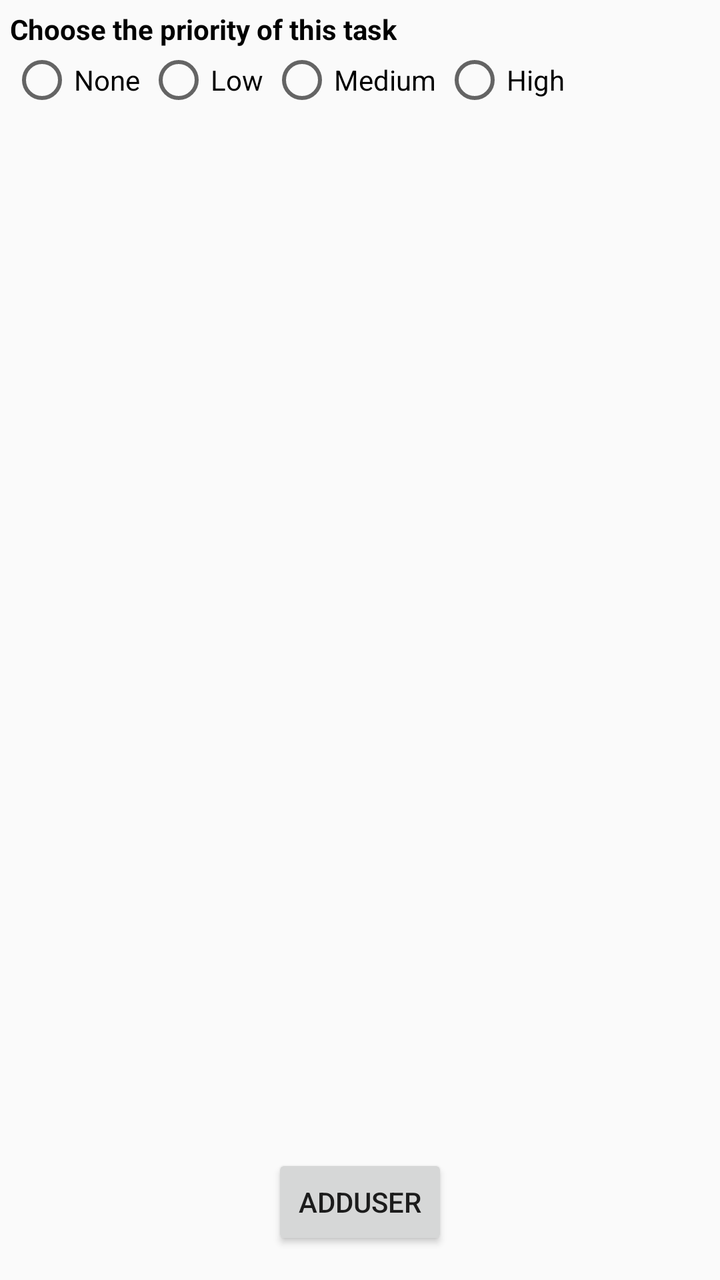
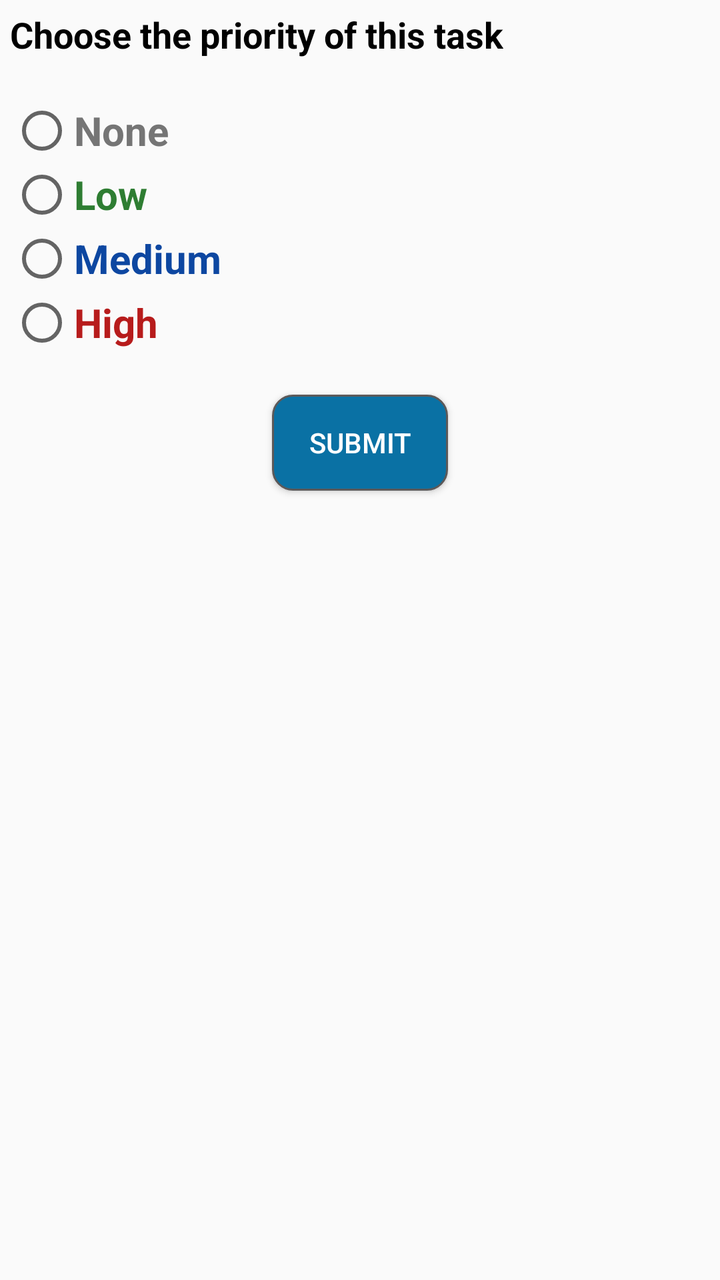

Compare the two renders of this Android layout. The source of the first and the diff that turns it into the second are given below.
<!-- AndroidManifest.xml: application theme AppTheme -->
<!-- res/layout/task_fragment3.xml -->
<?xml version="1.0" encoding="utf-8"?>
<LinearLayout xmlns:android="http://schemas.android.com/apk/res/android"
    android:layout_width="match_parent"
    android:layout_height="match_parent"
    android:orientation="vertical"
    android:padding="5sp">

    <TextView
        android:id="@+id/textView2"
        android:layout_width="wrap_content"
        android:layout_height="wrap_content"
        android:text="Choose the priority of this task"
        android:textColor="#000"
        android:textStyle="bold" />

    <LinearLayout
        android:layout_width="match_parent"
        android:layout_height="wrap_content"
        android:orientation="horizontal">

        <RadioGroup
            android:id="@+id/radioGroup"
            android:layout_width="wrap_content"
            android:layout_height="wrap_content"
            android:layout_centerInParent="true"
            android:orientation="horizontal">

            <RadioButton
                android:id="@+id/none"
                android:layout_width="wrap_content"
                android:layout_height="wrap_content"
                android:text="None " />

            <RadioButton
                android:id="@+id/low"
                android:layout_width="wrap_content"
                android:layout_height="wrap_content"
                android:text="Low " />

            <RadioButton
                android:id="@+id/Medium"
                android:layout_width="wrap_content"
                android:layout_height="wrap_content"
                android:text="Medium " />

            <RadioButton
                android:id="@+id/High"
                android:layout_width="wrap_content"
                android:layout_height="wrap_content"
                android:text="High " />
        </RadioGroup>
    </LinearLayout>

    <LinearLayout
        android:layout_width="match_parent"
        android:gravity="bottom|center"
        android:layout_marginBottom="10dp"
        android:layout_height="match_parent">

        <Button
            android:layout_width="wrap_content"
            android:text="AddUser"
            android:id="@+id/adduser"
            android:layout_height="wrap_content" />


    </LinearLayout>

</LinearLayout>
<!-- resources referenced by this layout -->
<resources>
  <style name="AppTheme" parent="Theme.AppCompat.Light.DarkActionBar">
          
          <item name="windowNoTitle">true</item>
          <item name="windowActionBar">false</item>
          <item name="colorPrimary">@color/colorPrimary</item>
          <item name="colorPrimaryDark">@color/colorPrimaryDark</item>
          <item name="colorAccent">@color/colorAccent</item>
      </style>
  <color name="colorPrimary">#124514</color>
  <color name="colorPrimaryDark">#303F9F</color>
  <color name="colorAccent">#000105</color>
</resources>

<!-- the commit's change to res/layout/task_fragment3.xml (unified diff, before → after) -->
@@ -11,9 +11,12 @@
         android:layout_height="wrap_content"
         android:text="Choose the priority of this task"
         android:textColor="#000"
-        android:textStyle="bold" />
+        android:layout_gravity="left"
+        android:textStyle="bold"
+        android:textSize="18sp"/>
 
     <LinearLayout
+        android:layout_marginTop="20dp"
         android:layout_width="match_parent"
         android:layout_height="wrap_content"
         android:orientation="horizontal">
@@ -23,47 +26,56 @@
             android:layout_width="wrap_content"
             android:layout_height="wrap_content"
             android:layout_centerInParent="true"
-            android:orientation="horizontal">
+            android:layout_gravity="center"
+            android:orientation="vertical">
 
             <RadioButton
                 android:id="@+id/none"
                 android:layout_width="wrap_content"
                 android:layout_height="wrap_content"
+                android:textColor="@color/grey_600"
+                android:textStyle="bold"
+                android:textSize="20sp"
                 android:text="None " />
 
             <RadioButton
                 android:id="@+id/low"
                 android:layout_width="wrap_content"
                 android:layout_height="wrap_content"
+                android:textColor="@color/green_800"
+                android:textStyle="bold"
+                android:textSize="20sp"
                 android:text="Low " />
 
             <RadioButton
                 android:id="@+id/Medium"
                 android:layout_width="wrap_content"
                 android:layout_height="wrap_content"
+                android:textColor="@color/blue_900"
+                android:textStyle="bold"
+                android:textSize="20sp"
                 android:text="Medium " />
 
             <RadioButton
                 android:id="@+id/High"
                 android:layout_width="wrap_content"
                 android:layout_height="wrap_content"
+                android:textColor="@color/red_900"
+                android:textStyle="bold"
+                android:textSize="20sp"
                 android:text="High " />
         </RadioGroup>
     </LinearLayout>
-
-    <LinearLayout
-        android:layout_width="match_parent"
-        android:gravity="bottom|center"
-        android:layout_marginBottom="10dp"
-        android:layout_height="match_parent">
-
-        <Button
-            android:layout_width="wrap_content"
-            android:text="AddUser"
-            android:id="@+id/adduser"
-            android:layout_height="wrap_content" />
+    <Button
+        android:layout_marginTop="20dp"
+        android:layout_width="wrap_content"
+        android:text="Submit"
+        android:id="@+id/adduser"
+        android:layout_gravity="center"
+        android:textColor="#fff"
+        android:background="@drawable/button_background"
+        android:layout_height="wrap_content" />
 
 
-    </LinearLayout>
 
 </LinearLayout>
<!-- resource entries referenced after the edit -->
@@ -1,14 +1,34 @@
 <!-- resources referenced by this layout -->
 <resources>
+  <color name="blue_900">#0D47A1</color>
+  <color name="green_800">#2E7D32</color>
+  <color name="grey_600">#757575</color>
+  <color name="red_900">#B71C1C</color>
+  <!-- drawable button_background (drawable) -->
+  <?xml version="1.0" encoding="utf-8"?>
+  <selector xmlns:android="http://schemas.android.com/apk/res/android">
+      <item>
+  
+          <shape android:shape="rectangle">
+              <solid android:color="#0a71a4"/>
+              <stroke android:color="#5c5959"
+                  android:width="1dp"/>
+              <corners android:radius="10dp"/>
+  
+          </shape>
+  
+      </item>
+  
+  </selector>
   <style name="AppTheme" parent="Theme.AppCompat.Light.DarkActionBar">
           
           <item name="windowNoTitle">true</item>
           <item name="windowActionBar">false</item>
-          <item name="colorPrimary">@color/colorPrimary</item>
+          <item name="colorPrimary">@color/light_blue_800</item>
           <item name="colorPrimaryDark">@color/colorPrimaryDark</item>
           <item name="colorAccent">@color/colorAccent</item>
       </style>
-  <color name="colorPrimary">#124514</color>
+  <color name="light_blue_800">#0277bd</color>
   <color name="colorPrimaryDark">#303F9F</color>
   <color name="colorAccent">#000105</color>
 </resources>
